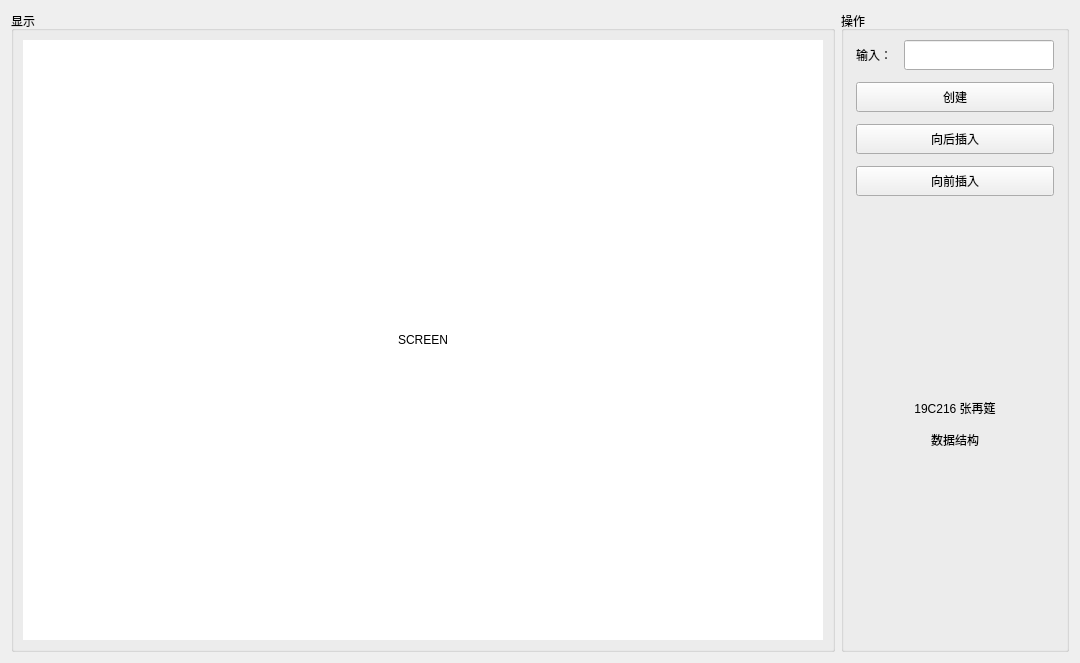
Old version of the form chaintest.ui in the repository zzaiyan/VisualList-Qt.
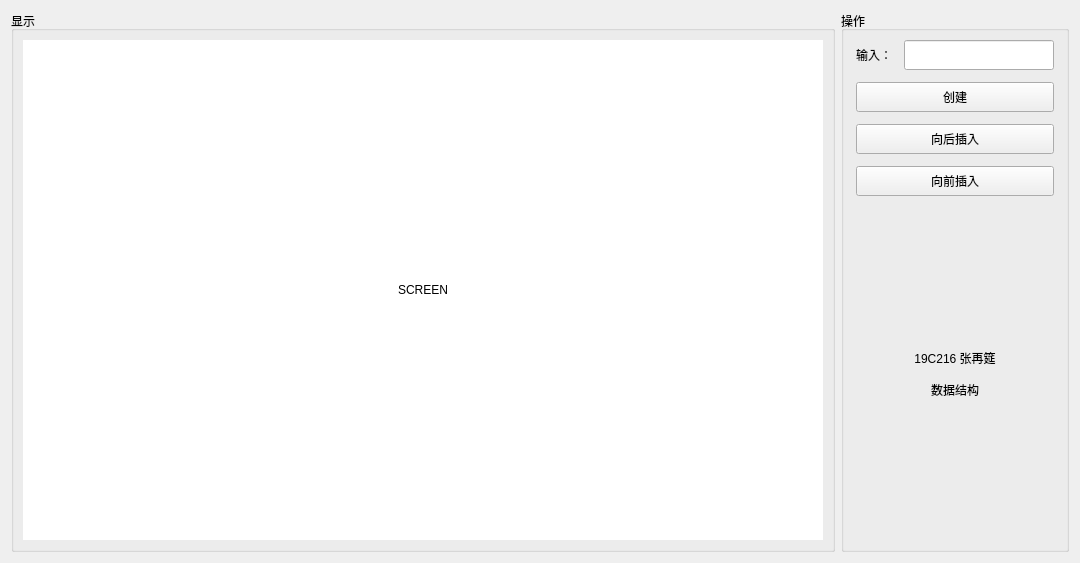
New version of the form.

```diff
--- a/chaintest.ui
+++ b/chaintest.ui
@@ -7,7 +7,7 @@
     <x>0</x>
     <y>0</y>
     <width>1080</width>
-    <height>663</height>
+    <height>563</height>
    </rect>
   </property>
   <property name="sizePolicy">
@@ -55,13 +55,13 @@
         <property name="minimumSize">
          <size>
           <width>800</width>
-          <height>600</height>
+          <height>500</height>
          </size>
         </property>
         <property name="maximumSize">
          <size>
           <width>800</width>
-          <height>600</height>
+          <height>500</height>
          </size>
         </property>
         <property name="acceptDrops">
```
